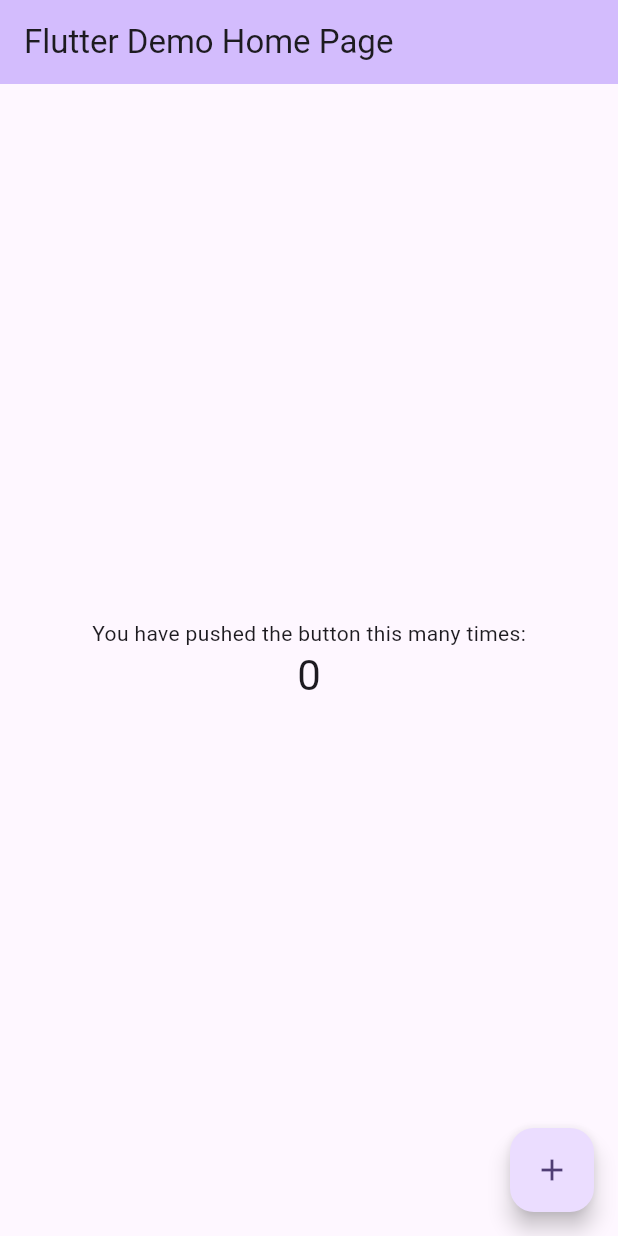
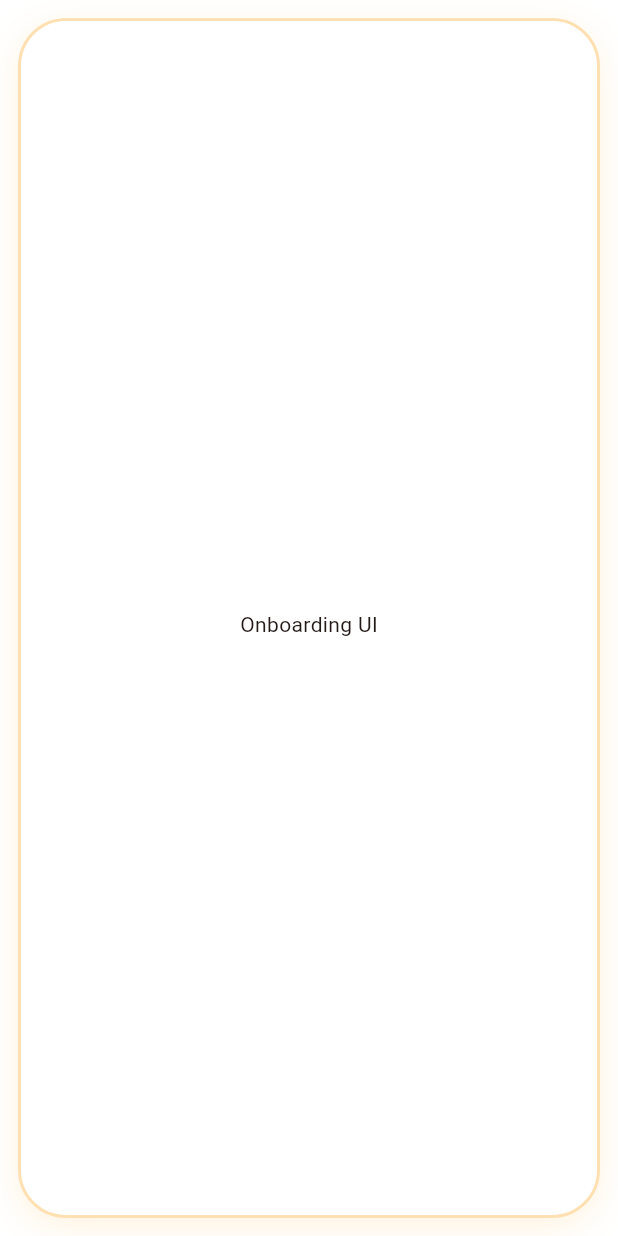
Before and after one commit to syakilacintamentari/uts_syakila, a Flutter app: the screen it shows after launch, on a phone screen of 412 x 824 dp. Run offline on Flutter 3.47's test engine with Material 3 defaults, Android fonts, the light colour scheme and no system bars.

Commit message:
membuat tampilan awal Flutter

```diff
--- a/lib/main.dart
+++ b/lib/main.dart
@@ -7,115 +7,56 @@ void main() {
 class MyApp extends StatelessWidget {
   const MyApp({super.key});
 
-  // This widget is the root of your application.
   @override
   Widget build(BuildContext context) {
     return MaterialApp(
-      title: 'Flutter Demo',
+      title: 'UTS Flutter',
+      debugShowCheckedModeBanner: false,
       theme: ThemeData(
-        // This is the theme of your application.
-        //
-        // TRY THIS: Try running your application with "flutter run". You'll see
-        // the application has a purple toolbar. Then, without quitting the app,
-        // try changing the seedColor in the colorScheme below to Colors.green
-        // and then invoke "hot reload" (save your changes or press the "hot
-        // reload" button in a Flutter-supported IDE, or press "r" if you used
-        // the command line to start the app).
-        //
-        // Notice that the counter didn't reset back to zero; the application
-        // state is not lost during the reload. To reset the state, use hot
-        // restart instead.
-        //
-        // This works for code too, not just values: Most code changes can be
-        // tested with just a hot reload.
-        colorScheme: .fromSeed(seedColor: Colors.deepPurple),
+        scaffoldBackgroundColor: Colors.white,
+        colorScheme: ColorScheme.fromSeed(seedColor: Colors.deepOrange),
+        useMaterial3: true,
       ),
-      home: const MyHomePage(title: 'Flutter Demo Home Page'),
+      home: const OnboardingPage(),
     );
   }
 }
 
-class MyHomePage extends StatefulWidget {
-  const MyHomePage({super.key, required this.title});
 
-  // This widget is the home page of your application. It is stateful, meaning
-  // that it has a State object (defined below) that contains fields that affect
-  // how it looks.
-
-  // This class is the configuration for the state. It holds the values (in this
-  // case the title) provided by the parent (in this case the App widget) and
-  // used by the build method of the State. Fields in a Widget subclass are
-  // always marked "final".
-
-  final String title;
-
-  @override
-  State<MyHomePage> createState() => _MyHomePageState();
-}
-
-class _MyHomePageState extends State<MyHomePage> {
-  int _counter = 0;
-
-  void _incrementCounter() {
-    setState(() {
-      // This call to setState tells the Flutter framework that something has
-      // changed in this State, which causes it to rerun the build method below
-      // so that the display can reflect the updated values. If we changed
-      // _counter without calling setState(), then the build method would not be
-      // called again, and so nothing would appear to happen.
-      _counter++;
-    });
-  }
+class OnboardingPage extends StatelessWidget {
+  const OnboardingPage({super.key});
 
   @override
   Widget build(BuildContext context) {
-    // This method is rerun every time setState is called, for instance as done
-    // by the _incrementCounter method above.
-    //
-    // The Flutter framework has been optimized to make rerunning build methods
-    // fast, so that you can just rebuild anything that needs updating rather
-    // than having to individually change instances of widgets.
     return Scaffold(
-      appBar: AppBar(
-        // TRY THIS: Try changing the color here to a specific color (to
-        // Colors.amber, perhaps?) and trigger a hot reload to see the AppBar
-        // change color while the other colors stay the same.
-        backgroundColor: Theme.of(context).colorScheme.inversePrimary,
-        // Here we take the value from the MyHomePage object that was created by
-        // the App.build method, and use it to set our appbar title.
-        title: Text(widget.title),
+      backgroundColor: Colors.white,
+      body: SafeArea(
+        child: Container(
+
+          margin: const EdgeInsets.all(12),
+          padding: const EdgeInsets.fromLTRB(24, 32, 24, 24),
+          decoration: BoxDecoration(
+            color: Colors.white,
+            borderRadius: BorderRadius.circular(32),
+            border: Border.all(color: Colors.orange.shade100, width: 2),
+            boxShadow: [
+              BoxShadow(
+                color: Colors.orange.withOpacity(0.12),
+                blurRadius: 20,
+                offset: const Offset(0, 6),
               ),
-      body: Center(
-        // Center is a layout widget. It takes a single child and positions it
-        // in the middle of the parent.
+            ],
+          ),
           child: Column(
-          // Column is also a layout widget. It takes a list of children and
-          // arranges them vertically. By default, it sizes itself to fit its
-          // children horizontally, and tries to be as tall as its parent.
-          //
-          // Column has various properties to control how it sizes itself and
-          // how it positions its children. Here we use mainAxisAlignment to
-          // center the children vertically; the main axis here is the vertical
-          // axis because Columns are vertical (the cross axis would be
-          // horizontal).
-          //
-          // TRY THIS: Invoke "debug painting" (choose the "Toggle Debug Paint"
-          // action in the IDE, or press "p" in the console), to see the
-          // wireframe for each widget.
-          mainAxisAlignment: .center,
             children: [
-            const Text('You have pushed the button this many times:'),
-            Text(
-              '$_counter',
-              style: Theme.of(context).textTheme.headlineMedium,
+              Expanded(
+                child: Center(
+                  child: Text('Onboarding UI'),
+                ),
               ),
             ],
           ),
         ),
-      floatingActionButton: FloatingActionButton(
-        onPressed: _incrementCounter,
-        tooltip: 'Increment',
-        child: const Icon(Icons.add),
       ),
     );
   }
```
Lines whose indentation alone changed are shown as unchanged.
